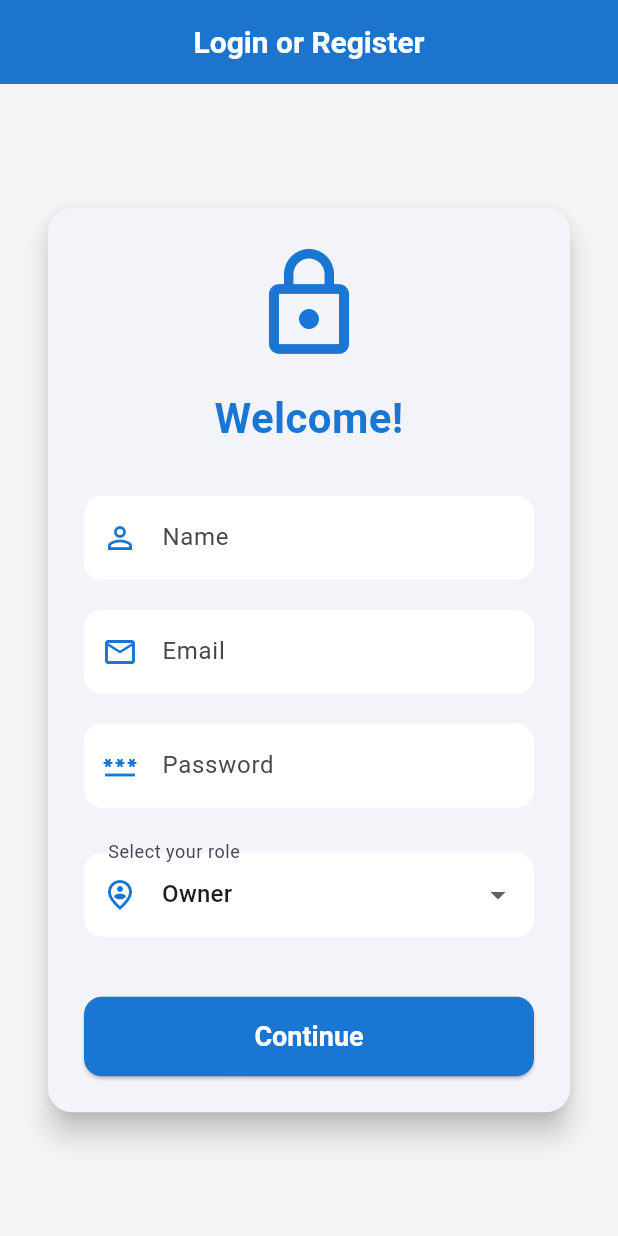
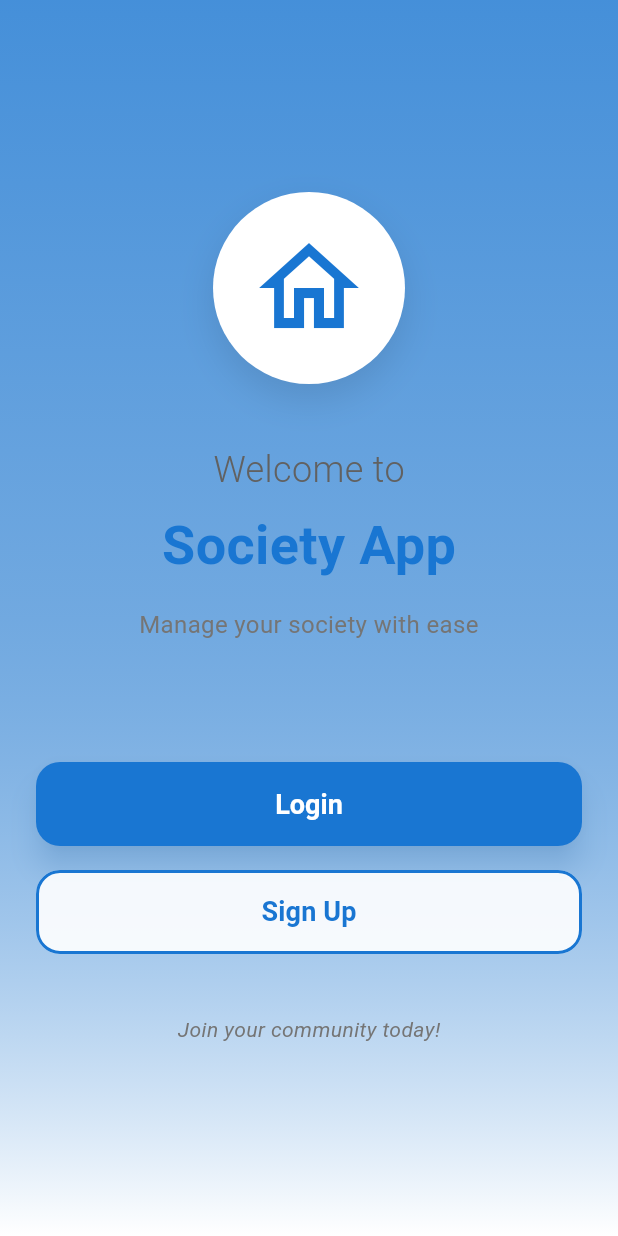
Before and after one commit to AdiDev1411/SocityApp-MAD, a Flutter app: the screen it shows after launch, on a phone screen of 412 x 824 dp. Run offline on Flutter 3.47's test engine with Material 3 defaults, Android fonts, the phone set to English and light mode, and no system bars; Roboto replaces fonts that are missing (sans-serif-condensed, sans-serif-light).

Commit message:
login/signup/welcomepage

```diff
--- a/lib/main.dart
+++ b/lib/main.dart
@@ -1,11 +1,13 @@
 import 'package:flutter/material.dart';
+import 'welcome_screen.dart';
+import 'login_screen.dart';
+import 'signup_screen.dart';
 import 'auth_screen.dart';
 import 'home_screen.dart';
 import 'create_new_screen.dart';
 import 'setup_wings_screen.dart';
 import 'dashboard_screen.dart';
 import 'Directory/emergency_numbers.dart';
-import 'Directory/members_screen.dart';
 import 'Directory/vehicles_screen.dart';
 import 'Interaction/meetings_screen.dart';
 import 'Interaction/announcements_screen.dart';
@@ -82,7 +84,10 @@ class MyApp extends StatelessWidget {
       ),
       initialRoute: '/',
       routes: {
-        '/': (context) => const AuthScreen(),
+        '/': (context) => const WelcomeScreen(),
+        '/login': (context) => const LoginScreen(),
+        '/signup': (context) => const SignUpScreen(),
+        '/auth': (context) => const AuthScreen(),
         '/home': (context) => const HomeScreen(),
         '/create_new': (context) => const CreateNewScreen(),
         '/setup_wings': (context) => const SetupWingsScreen(),
--- /dev/null
+++ b/lib/welcome_screen.dart
@@ -0,0 +1,160 @@
+import 'package:flutter/material.dart';
+
+class WelcomeScreen extends StatelessWidget {
+  const WelcomeScreen({super.key});
+
+  @override
+  Widget build(BuildContext context) {
+    const Color primaryColor = Color(0xFF1976D2);
+
+    return Scaffold(
+      body: Container(
+        decoration: BoxDecoration(
+          gradient: LinearGradient(
+            begin: Alignment.topCenter,
+            end: Alignment.bottomCenter,
+            colors: [
+              primaryColor.withOpacity(0.8),
+              primaryColor.withOpacity(0.6),
+              Colors.white,
+            ],
+          ),
+        ),
+        child: SafeArea(
+          child: Padding(
+            padding: const EdgeInsets.all(24.0),
+            child: Column(
+              mainAxisAlignment: MainAxisAlignment.center,
+              children: [
+                // App Logo/Icon
+                Container(
+                  padding: const EdgeInsets.all(24),
+                  decoration: BoxDecoration(
+                    shape: BoxShape.circle,
+                    color: Colors.white,
+                    boxShadow: [
+                      BoxShadow(
+                        color: Colors.black.withOpacity(0.1),
+                        blurRadius: 20,
+                        offset: const Offset(0, 10),
+                      ),
+                    ],
+                  ),
+                  child: Icon(
+                    Icons.home_outlined,
+                    size: 80,
+                    color: primaryColor,
+                  ),
+                ),
+
+                const SizedBox(height: 40),
+
+                // Welcome Text
+                Text(
+                  'Welcome to',
+                  style: TextStyle(
+                    fontSize: 24,
+                    color: Colors.grey[700],
+                    fontWeight: FontWeight.w300,
+                  ),
+                ),
+
+                const SizedBox(height: 8),
+
+                Text(
+                  'Society App',
+                  style: TextStyle(
+                    fontSize: 36,
+                    fontWeight: FontWeight.bold,
+                    color: primaryColor,
+                  ),
+                ),
+
+                const SizedBox(height: 16),
+
+                Text(
+                  'Manage your society with ease',
+                  style: TextStyle(
+                    fontSize: 16,
+                    color: Colors.grey[600],
+                    fontWeight: FontWeight.w400,
+                  ),
+                  textAlign: TextAlign.center,
+                ),
+
+                const SizedBox(height: 80),
+
+                // Login Button
+                SizedBox(
+                  width: double.infinity,
+                  height: 56,
+                  child: ElevatedButton(
+                    onPressed: () {
+                      Navigator.pushNamed(context, '/login');
+                    },
+                    style: ElevatedButton.styleFrom(
+                      backgroundColor: primaryColor,
+                      foregroundColor: Colors.white,
+                      shape: RoundedRectangleBorder(
+                        borderRadius: BorderRadius.circular(16),
+                      ),
+                      elevation: 8,
+                      shadowColor: primaryColor.withOpacity(0.3),
+                    ),
+                    child: const Text(
+                      'Login',
+                      style: TextStyle(
+                        fontSize: 18,
+                        fontWeight: FontWeight.bold,
+                      ),
+                    ),
+                  ),
+                ),
+
+                const SizedBox(height: 16),
+
+                // Sign Up Button
+                SizedBox(
+                  width: double.infinity,
+                  height: 56,
+                  child: OutlinedButton(
+                    onPressed: () {
+                      Navigator.pushNamed(context, '/signup');
+                    },
+                    style: OutlinedButton.styleFrom(
+                      foregroundColor: primaryColor,
+                      side: BorderSide(color: primaryColor, width: 2),
+                      shape: RoundedRectangleBorder(
+                        borderRadius: BorderRadius.circular(16),
+                      ),
+                      backgroundColor: Colors.white.withOpacity(0.9),
+                    ),
+                    child: const Text(
+                      'Sign Up',
+                      style: TextStyle(
+                        fontSize: 18,
+                        fontWeight: FontWeight.bold,
+                      ),
+                    ),
+                  ),
+                ),
+
+                const SizedBox(height: 40),
+
+                // Footer text
+                Text(
+                  'Join your community today!',
+                  style: TextStyle(
+                    fontSize: 14,
+                    color: Colors.grey[600],
+                    fontStyle: FontStyle.italic,
+                  ),
+                ),
+              ],
+            ),
+          ),
+        ),
+      ),
+    );
+  }
+}
```
Also changed, not shown: lib/login_screen.dart (added, +243 -0 lines), lib/signup_screen.dart (added, +328 -0 lines).
